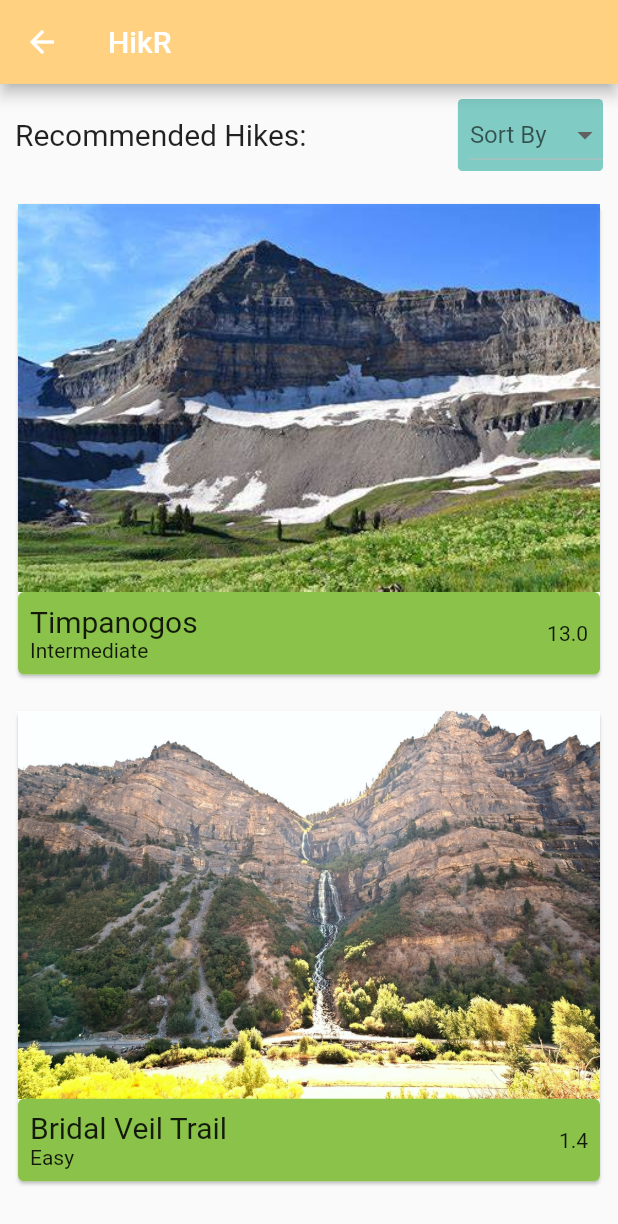
After one commit to anahoward815/MobileProject, a Flutter app: the HikeRecommendationPage screen opened by its route, on a phone screen of 412 x 824 dp. The commit adds this screen. Shown: the top 1224 px of the screen. Run offline on Flutter 3.47's test engine with Material 2 defaults, Android fonts, the phone set to English and light mode, and no system bars; missing offline and left inert: dart:ffi.

Commit message:
finished the reccomendation page for hikes once a user gives us their equipment

```diff
--- a/HikingApp/lib/backend/DefaultHikeList.dart
+++ b/HikingApp/lib/backend/DefaultHikeList.dart
@@ -3,8 +3,12 @@ import 'package:flutter/material.dart';
 import 'Hikes.dart';
 
 class DefaultHikeList {
-  List<Hikes> hikes = [
-    Hikes("Timpanogos", "Intermediate", 'Mountain/Rock', 'Utah County', 4400.0, 13.0),
-    Hikes("Bridal Veil Trail", 'Easy', 'Gravel', 'Utah County', 114.0, 1.4),
+  List<Hikes> _hikes = [
+    Hikes("Timpanogos", "Intermediate", 'Mountain/Rock', 'Utah County', 'assets/images/timpanogos.jpg', 4400.0, 13.0),
+    Hikes("Bridal Veil Trail", 'Easy', 'Gravel', 'Utah County', 'assets/images/bridal.jpg', 114.0, 1.4),
   ];
+
+  List<Hikes> getHikeList() {
+    return _hikes;
+  }
 }
--- a/HikingApp/lib/backend/Hikes.dart
+++ b/HikingApp/lib/backend/Hikes.dart
@@ -6,14 +6,16 @@ class Hikes {
   late String hikeDifficulty;
   late String hikeTerrain;
   late String hikeLocation;
+  late String hikeImagePath;
   late double hikeElevation;
   late double hikeLength;
 
-  Hikes(String name, String difficulty, String terrain, String location, double elevation, double length) {
+  Hikes(String name, String difficulty, String terrain, String location, String imagePath, double elevation, double length) {
     hikeName = name;
     hikeDifficulty = difficulty;
     hikeTerrain = terrain;
     hikeLocation = location;
+    hikeImagePath = imagePath;
     hikeElevation = elevation;
     hikeLength = length;
   }
@@ -30,6 +32,10 @@ class Hikes {
     return hikeTerrain;
   }
 
+  String getHikeImagePath() {
+    return hikeImagePath;
+  }
+
   String getHikeLocation() {
     return hikeLocation;
   }
--- a/HikingApp/lib/main.dart
+++ b/HikingApp/lib/main.dart
@@ -1,4 +1,5 @@
 import 'package:flutter/material.dart';
+import 'package:hiking_app/pages/hike_reccomendation_page.dart';
 import 'package:hiking_app/pages/hiking_experience.dart';
 
 void main() => runApp(MaterialApp(
@@ -6,5 +7,6 @@ void main() => runApp(MaterialApp(
   routes: {
     // '/': (context) => Loading(),
     '/': (context) => RateYourExperience(),
+    '/hikeRecommendation': (context) => HikeRecommendationPage(),
   }
 ));
--- /dev/null
+++ b/HikingApp/lib/pages/hike_reccomendation_page.dart
@@ -0,0 +1,72 @@
+import 'package:flutter/material.dart';
+import 'package:hiking_app/backend/DefaultHikeList.dart';
+import 'package:hiking_app/reusable_widgets/AppHeader.dart';
+import 'package:hiking_app/reusable_widgets/HikeCardDisplay.dart';
+
+class HikeRecommendationPage extends StatefulWidget {
+  const HikeRecommendationPage({Key? key}) : super(key: key);
+
+  @override
+  State<HikeRecommendationPage> createState() => _HikeRecommendationPageState();
+}
+
+class _HikeRecommendationPageState extends State<HikeRecommendationPage> {
+
+  String hikeRec = "Recommended Hikes:";
+
+  List<String> _sortItems = ['Location', 'Difficulty', 'Distance', 'Elevation'];
+
+  String? dropDownValue;
+
+  @override
+  Widget build(BuildContext context) {
+    return Scaffold(
+      appBar: appHeader(),
+      body: Column(
+        children: [
+          Padding(
+            padding: const EdgeInsets.all(10.0),
+            child: Row(
+              mainAxisAlignment: MainAxisAlignment.spaceBetween,
+              children: [
+                Text(
+                  hikeRec,
+                  style: TextStyle(
+                    fontSize: 20,
+                  ),
+                ),
+                DecoratedBox(
+                  decoration: BoxDecoration(
+                    color: Colors.teal[200],
+                    borderRadius: BorderRadius.circular(3.0)
+                  ),
+                  child: Padding(
+                    padding: const EdgeInsets.fromLTRB(8.0, 0, 0, 0),
+                    child: DropdownButton(
+                      dropdownColor: Colors.teal[200],
+                      hint: Text('Sort By'),
+                      value: dropDownValue,
+                      items: _sortItems.map((String item){
+                        return DropdownMenuItem<String>(
+                          value: item,
+                          child: Text(item)
+                        );
+                      }).toList(),
+                      onChanged: (String? newValue){
+                        setState(() {
+                          dropDownValue = newValue!;
+                        });
+                      },
+                      icon: Icon(Icons.arrow_drop_down),
+                    ),
+                  ),
+                )
+              ],
+            ),
+          ),
+          HikeCardDisplay(),
+        ],
+      ),
+    );
+  }
+}
--- /dev/null
+++ b/HikingApp/lib/reusable_widgets/HikeCardDisplay.dart
@@ -0,0 +1,76 @@
+import 'package:flutter/material.dart';
+
+import '../backend/DefaultHikeList.dart';
+
+class HikeCardDisplay extends StatefulWidget {
+  const HikeCardDisplay({Key? key}) : super(key: key);
+
+  @override
+  State<HikeCardDisplay> createState() => _HikeCardDisplayState();
+}
+
+class _HikeCardDisplayState extends State<HikeCardDisplay> {
+
+  DefaultHikeList hikeList = DefaultHikeList();
+
+  @override
+  Widget build(BuildContext context) {
+    return Expanded(
+      child: ListView.builder(
+        itemCount: hikeList.getHikeList().length,
+        itemBuilder: (BuildContext context, int index){
+          return Padding(
+            padding: const EdgeInsets.all(8.0),
+            child: GestureDetector(
+              onTap: () => print(hikeList.getHikeList()[index].getHikeName()),
+              child: Card(
+                child: Column(
+                  children: [
+                    Image(
+                      image: AssetImage(hikeList.getHikeList()[index].getHikeImagePath()),
+
+                    ),
+                    Card(
+                      margin: EdgeInsets.zero,
+                      color: Colors.lightGreen,
+                      elevation: 0.0,
+                      child: Row(
+                        mainAxisAlignment: MainAxisAlignment.spaceBetween,
+                        children: [
+                          Padding(
+                            padding: const EdgeInsets.all(8.0),
+                            child: Column(
+                              children: [
+                                Text(
+                                  hikeList.getHikeList()[index].getHikeName(),
+                                  style: TextStyle(
+                                      fontSize: 20.0
+                                  ),
+                                ),
+                                Text(
+                                  hikeList.getHikeList()[index].getHikeDifficulty(),
+                                )
+                              ],
+                              crossAxisAlignment: CrossAxisAlignment.start,
+                            ),
+                          ),
+                          Padding(
+                            padding: const EdgeInsets.all(8.0),
+                            child: Text(
+                              hikeList.getHikeList()[index].getHikeLength().toString(),
+                            ),
+                          ),
+                        ],
+                      ),
+                    ),
+                  ],
+                ),
+              ),
+
+            ),
+          );
+        },
+      ),
+    );
+  }
+}
--- a/HikingApp/pubspec.yaml
+++ b/HikingApp/pubspec.yaml
@@ -58,9 +58,8 @@ flutter:
   uses-material-design: true
 
   # To add assets to your application, add an assets section, like this:
-  # assets:
-  #   - images/a_dot_burr.jpeg
-  #   - images/a_dot_ham.jpeg
+  assets:
+    - assets/images/
 
   # An image asset can refer to one or more resolution-specific "variants", see
   # https://flutter.dev/assets-and-images/#resolution-aware.
```
Also changed, not shown: HikingApp/assets/images/bridal.jpg (added), HikingApp/assets/images/timpanogos.jpg (added), HikingApp/lib/reusable_widgets/HikeCard.dart (added).
